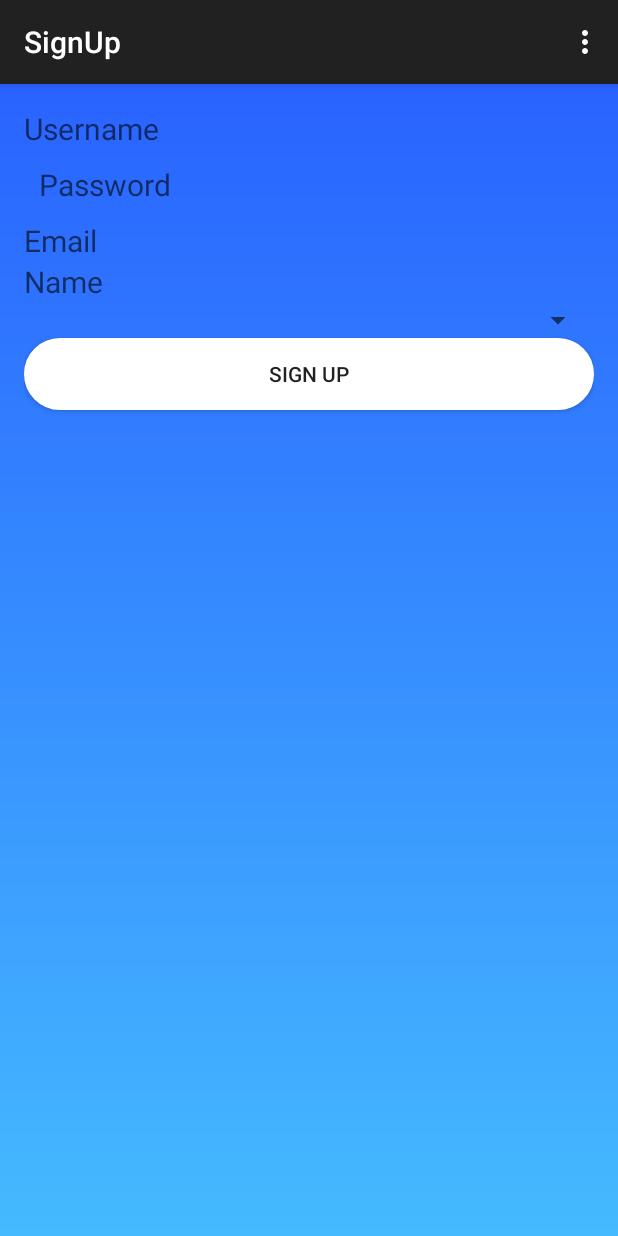
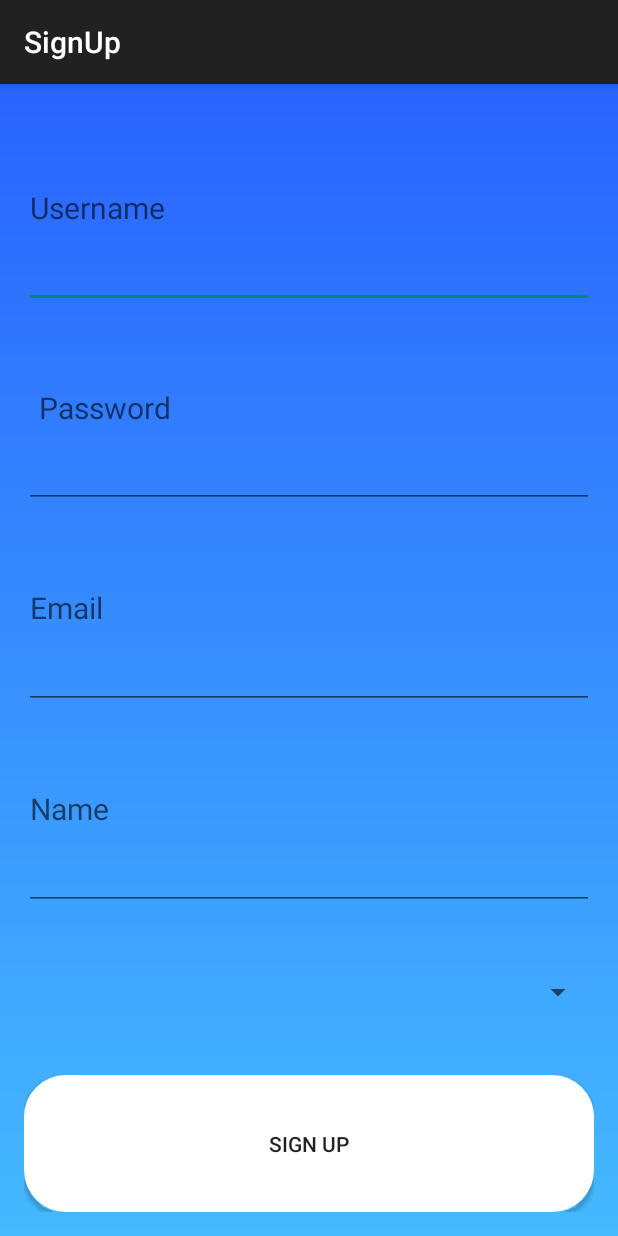
Before and after one commit to tomericko/Ex4Android, an Android app: the SignUp screen opened directly, with no data from a screen before it, on a phone screen of 412 x 824 dp. Run offline under Robolectric (Android 15) with nearby library versions, the phone set to English and light mode, and no system bars.

```diff
--- a/app/src/main/res/layout/activity_sign_up.xml
+++ b/app/src/main/res/layout/activity_sign_up.xml
@@ -7,49 +7,64 @@
     tools:context="com.example.tomer.ex4.SignUp"
     android:background="@drawable/splash_bg">
 
+    <ProgressBar
+        android:layout_width="fill_parent"
+        android:layout_height="fill_parent"
+        android:visibility="gone"
+        android:id="@+id/register_progress_bar"/>
+
     <LinearLayout
+        android:id="@+id/main_layout"
         android:layout_width="fill_parent"
         android:layout_height="fill_parent"
         android:orientation="vertical">
 
-        <TextView
+        <EditText
             android:id="@+id/usernameTxt"
             android:layout_width="fill_parent"
             android:layout_height="wrap_content"
             android:hint="Username"
-            android:textSize="20sp"/>
-        <TextView
+            android:textSize="20sp"
+            android:layout_weight="2"/>
+        <EditText
             android:id="@+id/passwordTxtTxt"
             android:padding="10dp"
             android:layout_width="fill_parent"
             android:layout_height="wrap_content"
             android:hint="Password"
-            android:textSize="20sp"/>
-        <TextView
+            android:textSize="20sp"
+            android:layout_weight="2"/>
+        <EditText
             android:id="@+id/emailTxt"
             android:layout_width="fill_parent"
             android:layout_height="wrap_content"
             android:hint="Email"
-            android:textSize="20sp"/>
-        <TextView
-            android:id="@+id/name"
+            android:textSize="20sp"
+            android:layout_weight="2"/>
+        <EditText
+            android:id="@+id/realnameTxt"
             android:layout_width="fill_parent"
             android:layout_height="wrap_content"
             android:hint="Name"
-            android:textSize="20sp"/>
+            android:textSize="20sp"
+            android:layout_weight="2"/>
         <Spinner
+            android:id="@+id/iconSpinner"
             android:layout_width="fill_parent"
             android:layout_height="wrap_content"
             android:prompt="@string/icon"
-            android:spinnerMode="dialog">
+            android:spinnerMode="dialog"
+            android:layout_weight="2">
 
         </Spinner>
 
 
         <Button
+            android:id="@+id/registerBtn"
             android:layout_width="fill_parent"
             android:layout_height="wrap_content"
             android:background="@drawable/login"
+            android:layout_weight="1"
             android:text="@string/signup"
             />
 
```
Also changed, not shown: app/src/main/AndroidManifest.xml (+6 -5 lines), app/src/main/java/com/example/tomer/ex4/LoginActivity.java (+80 -36 lines), app/src/main/java/com/example/tomer/ex4/SignUp.java (+187 -15 lines), app/src/main/java/com/example/tomer/ex4/User.java (+17 -2 lines).
